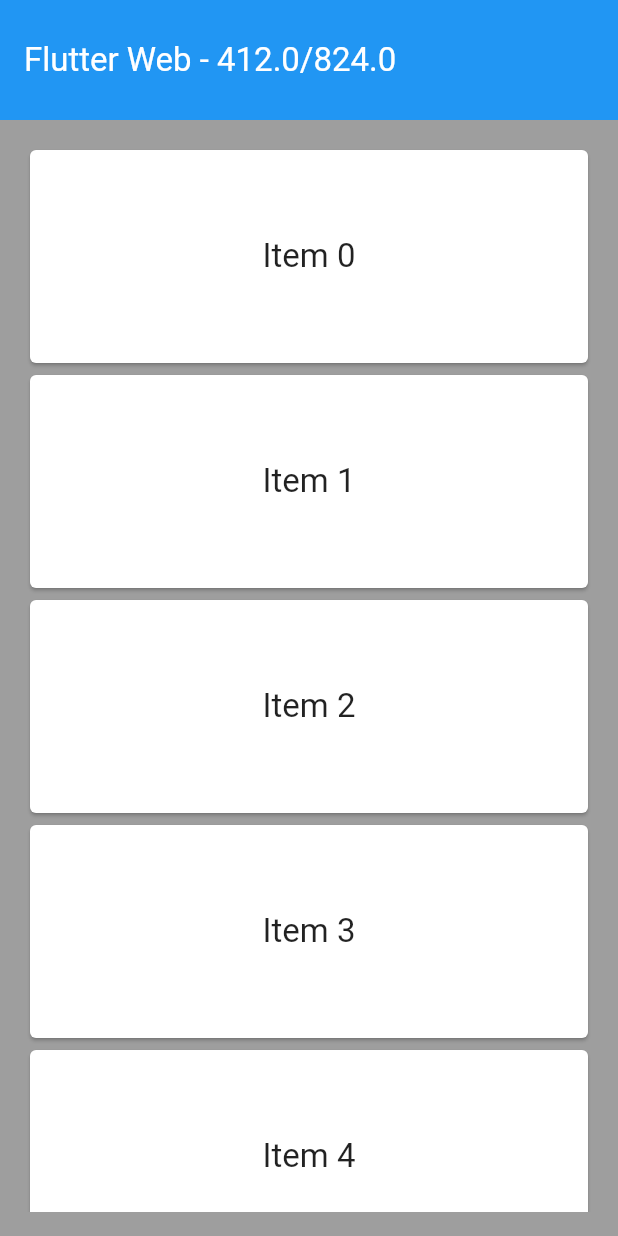
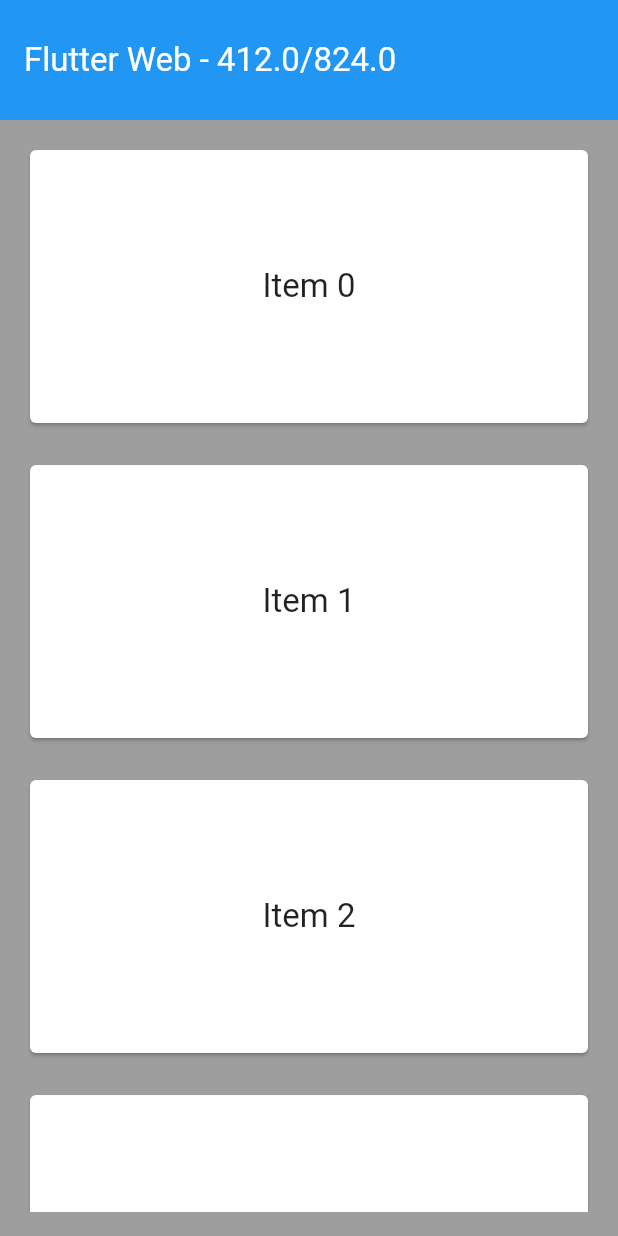
Before and after one commit to rlechetaudemy/carros_flutter_web, a Flutter app: the screen it shows after launch, on a phone screen of 412 x 824 dp. Run offline on Flutter 3.47's test engine with Material 2 defaults, Android fonts, the phone set to English and light mode, and no system bars.

Commit message:
Fist Commit

```diff
--- a/lib/home.dart
+++ b/lib/home.dart
@@ -63,22 +63,13 @@ class _HomePageState extends State<HomePage> {
       padding: EdgeInsets.all(16),
       width: showMenu ? size.width - menuWidth : size.width,
       color: Colors.grey,
-      child: showMenu
-          ? GridView.builder(
-        gridDelegate: SliverGridDelegateWithFixedCrossAxisCount(crossAxisCount: 2,mainAxisSpacing: 20,crossAxisSpacing: 20,childAspectRatio: 2),
-              itemCount: 100,
-              itemBuilder: (context, idx) {
-                return Container(
-                  height: 150,
-                  child: Card(
-                    child: Center(
-                      child: Text("Item $idx"),
+      child: GridView.builder(
+        gridDelegate: SliverGridDelegateWithFixedCrossAxisCount(
+          crossAxisCount: showMenu ? 3 : 1,
+          mainAxisSpacing: 20,
+          crossAxisSpacing: 20,
+          childAspectRatio: 2,
         ),
-                  ),
-                );
-              },
-            )
-          : ListView.builder(
         itemCount: 100,
         itemBuilder: (context, idx) {
           return Container(
```
Lines whose indentation alone changed are shown as unchanged.
